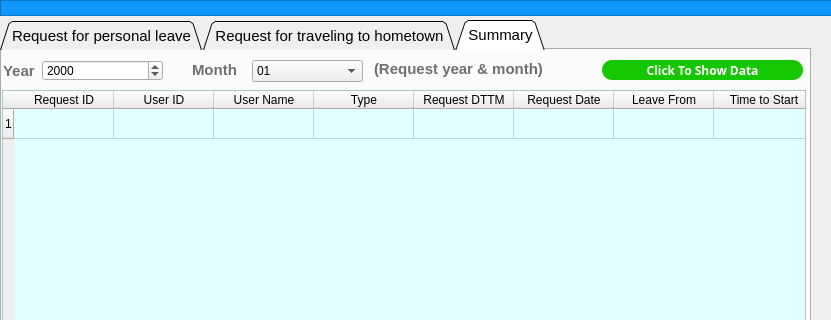
Before: the Qt Designer form ui/askforleave.ui in Josefina-Hernandez/akt_hr_tool, drawn with Qt 5; both pictures show x 0 to 831 and y 0 to 320 of the 831 by 550 pixel window.
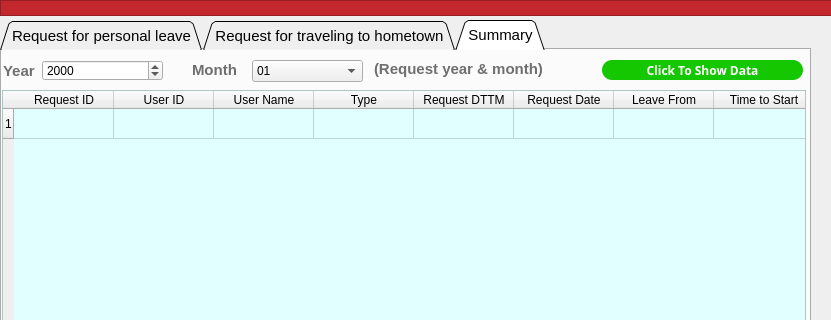
After: the same form once the commit is applied. The open tabs and pages were chosen to show the change.

```diff
--- a/ui/askforleave.ui
+++ b/ui/askforleave.ui
@@ -3697,7 +3697,7 @@
     <property name="styleSheet">
      <string notr="true">QFrame
 {
-	background-color:rgb(14 , 150 , 254);
+	background-color:#C1272D;
 
 }</string>
     </property>
```
Left out of the diff: 4 changed lines with no effect on the pictures.
